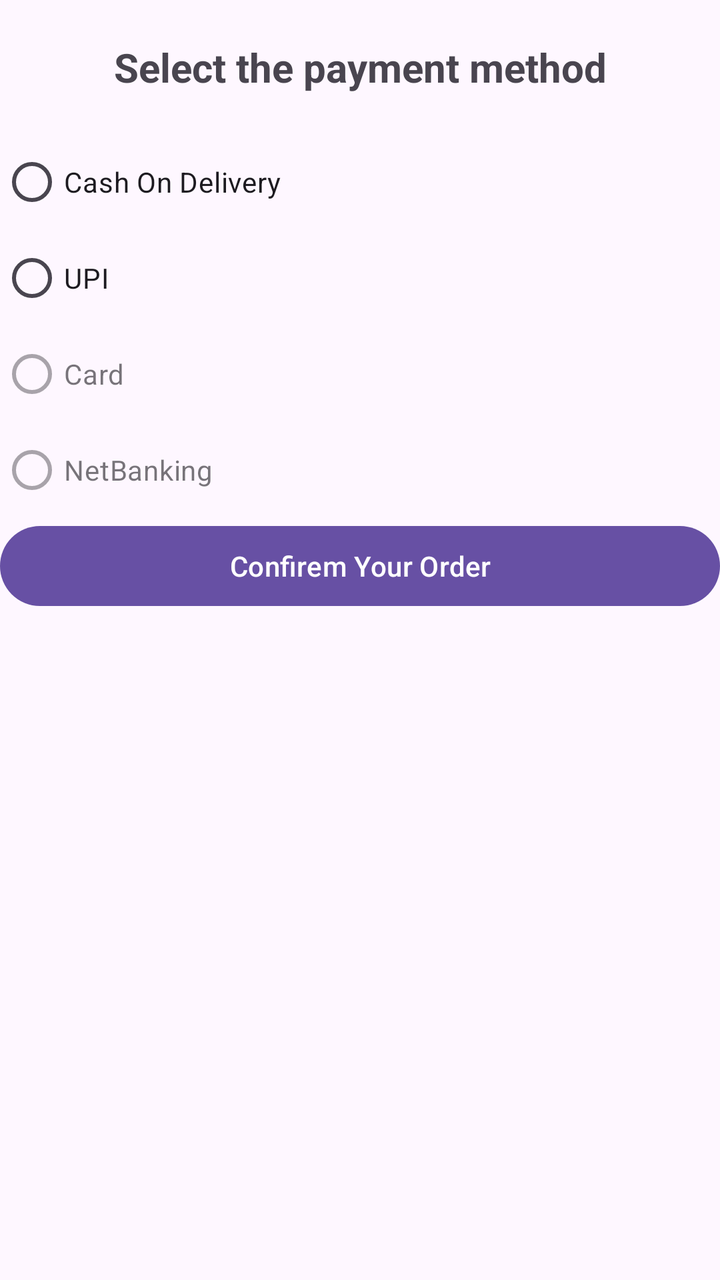
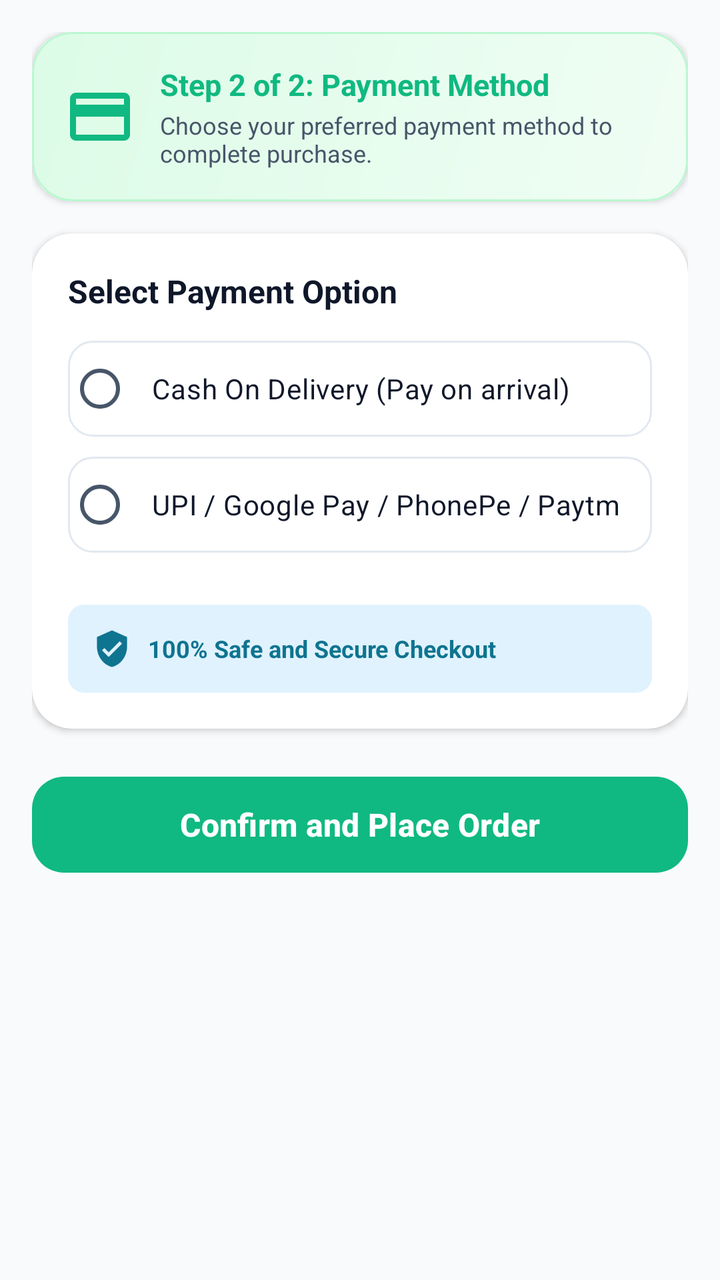

The first picture is an Android layout as it rendered before a commit; the second is the same layout after the commit. The layout source and the unified diff follow.
<!-- AndroidManifest.xml: application theme Theme.CARENEST -->
<!-- res/layout/fragment_payment_option.xml -->
<?xml version="1.0" encoding="utf-8"?>
<LinearLayout xmlns:android="http://schemas.android.com/apk/res/android"
    xmlns:tools="http://schemas.android.com/tools"
    android:layout_width="match_parent"
    android:layout_height="match_parent"
    android:orientation="vertical"
    tools:context=".Order_And_Address_Confermation.payment_option">

    <TextView
        android:layout_width="match_parent"
        android:layout_height="wrap_content"
        android:text="Select the payment method"
        android:textStyle="bold"
        android:textSize="20dp"
        android:textAlignment="center"
        android:layout_marginTop="20dp"/>

    <RadioGroup
        android:id="@+id/radioGroup"
        android:layout_width="match_parent"
        android:layout_height="wrap_content"
        android:orientation="vertical"
        android:layout_marginTop="20dp">

        <RadioButton
            android:id="@+id/radioButton1"
            android:layout_width="match_parent"
            android:layout_height="wrap_content"
            android:text="Cash On Delivery" />

        <RadioButton
            android:id="@+id/radioButton2"
            android:layout_width="match_parent"
            android:layout_height="wrap_content"
            android:enabled="true"
            android:text="UPI"/>
        <RadioButton
            android:id="@+id/radioButton3"
            android:layout_width="match_parent"
            android:layout_height="wrap_content"
            android:enabled="false"
            android:text="Card"/>
        <RadioButton
            android:id="@+id/radioButton4"
            android:layout_width="match_parent"
            android:layout_height="wrap_content"
            android:text="NetBanking"
            android:enabled="false"/>




    </RadioGroup>

    <Button
        android:layout_width="match_parent"
        android:layout_height="wrap_content"
        android:text="Confirem Your Order"
        android:id="@+id/buttontocnfirmyourorder"/>


</LinearLayout>
<!-- resources referenced by this layout -->
<resources>
  <style name="Theme.CARENEST" parent="Base.Theme.CARENEST" />
  <style name="Base.Theme.CARENEST" parent="Theme.Material3.DayNight.NoActionBar">
          
          
      </style>
</resources>

<!-- the commit's change to res/layout/fragment_payment_option.xml (unified diff, before → after) -->
@@ -1,62 +1,197 @@
 <?xml version="1.0" encoding="utf-8"?>
-<LinearLayout xmlns:android="http://schemas.android.com/apk/res/android"
-    xmlns:tools="http://schemas.android.com/tools"
-    android:layout_width="match_parent"
-    android:layout_height="match_parent"
-    android:orientation="vertical"
-    tools:context=".Order_And_Address_Confermation.payment_option">
+<layout xmlns:android="http://schemas.android.com/apk/res/android"
+    xmlns:app="http://schemas.android.com/apk/res-auto"
+    xmlns:tools="http://schemas.android.com/tools">
 
-    <TextView
+    <ScrollView
         android:layout_width="match_parent"
-        android:layout_height="wrap_content"
-        android:text="Select the payment method"
-        android:textStyle="bold"
-        android:textSize="20dp"
-        android:textAlignment="center"
-        android:layout_marginTop="20dp"/>
+        android:layout_height="match_parent"
+        android:background="@color/background"
+        android:fillViewport="true"
+        tools:context=".Order_And_Address_Confermation.payment_option">
 
-    <RadioGroup
-        android:id="@+id/radioGroup"
-        android:layout_width="match_parent"
-        android:layout_height="wrap_content"
-        android:orientation="vertical"
-        android:layout_marginTop="20dp">
-
-        <RadioButton
-            android:id="@+id/radioButton1"
+        <LinearLayout
             android:layout_width="match_parent"
             android:layout_height="wrap_content"
-            android:text="Cash On Delivery" />
+            android:orientation="vertical"
+            android:padding="16dp">
 
-        <RadioButton
-            android:id="@+id/radioButton2"
-            android:layout_width="match_parent"
-            android:layout_height="wrap_content"
-            android:enabled="true"
-            android:text="UPI"/>
-        <RadioButton
-            android:id="@+id/radioButton3"
-            android:layout_width="match_parent"
-            android:layout_height="wrap_content"
-            android:enabled="false"
-            android:text="Card"/>
-        <RadioButton
-            android:id="@+id/radioButton4"
-            android:layout_width="match_parent"
-            android:layout_height="wrap_content"
-            android:text="NetBanking"
-            android:enabled="false"/>
+            
+            <androidx.cardview.widget.CardView
+                android:layout_width="match_parent"
+                android:layout_height="wrap_content"
+                android:layout_marginBottom="16dp"
+                app:cardCornerRadius="20dp"
+                app:cardElevation="2dp"
+                app:cardBackgroundColor="@color/surface">
 
+                <LinearLayout
+                    android:layout_width="match_parent"
+                    android:layout_height="wrap_content"
+                    android:background="@drawable/bg_card_gradient_emerald"
+                    android:padding="16dp"
+                    android:gravity="center_vertical"
+                    android:orientation="horizontal">
 
+                    <ImageView
+                        android:layout_width="36dp"
+                        android:layout_height="36dp"
+                        android:src="@drawable/ic_card"
+                        app:tint="@color/accent_emerald" />
 
+                    <LinearLayout
+                        android:layout_width="match_parent"
+                        android:layout_height="wrap_content"
+                        android:layout_marginStart="12dp"
+                        android:orientation="vertical">
 
-    </RadioGroup>
+                        <TextView
+                            android:layout_width="wrap_content"
+                            android:layout_height="wrap_content"
+                            android:text="Step 2 of 2: Payment Method"
+                            android:textColor="@color/accent_emerald"
+                            android:textSize="15sp"
+                            android:textStyle="bold" />
 
-    <Button
-        android:layout_width="match_parent"
-        android:layout_height="wrap_content"
-        android:text="Confirem Your Order"
-        android:id="@+id/buttontocnfirmyourorder"/>
+                        <TextView
+                            android:layout_width="wrap_content"
+                            android:layout_height="wrap_content"
+                            android:layout_marginTop="2dp"
+                            android:text="Choose your preferred payment method to complete purchase."
+                            android:textColor="@color/text_secondary"
+                            android:textSize="12sp" />
+                    </LinearLayout>
+                </LinearLayout>
+            </androidx.cardview.widget.CardView>
 
+            
+            <androidx.cardview.widget.CardView
+                android:layout_width="match_parent"
+                android:layout_height="wrap_content"
+                android:layout_marginBottom="20dp"
+                app:cardCornerRadius="20dp"
+                app:cardElevation="2dp"
+                app:cardBackgroundColor="@color/surface">
 
-</LinearLayout>
+                <LinearLayout
+                    android:layout_width="match_parent"
+                    android:layout_height="wrap_content"
+                    android:orientation="vertical"
+                    android:padding="18dp">
+
+                    <TextView
+                        android:layout_width="wrap_content"
+                        android:layout_height="wrap_content"
+                        android:text="Select Payment Option"
+                        android:textColor="@color/text_primary"
+                        android:textSize="16sp"
+                        android:textStyle="bold" />
+
+                    <RadioGroup
+                        android:id="@+id/radioGroup"
+                        android:layout_width="match_parent"
+                        android:layout_height="wrap_content"
+                        android:layout_marginTop="14dp"
+                        android:orientation="vertical">
+
+                        
+                        <RadioButton
+                            android:id="@+id/radioButton1"
+                            android:layout_width="match_parent"
+                            android:layout_height="wrap_content"
+                            android:layout_marginBottom="10dp"
+                            android:background="@drawable/bg_input_field"
+                            android:paddingVertical="12dp"
+                            android:paddingHorizontal="10dp"
+                            android:text="Cash On Delivery (Pay on arrival)"
+                            android:textColor="@color/text_primary"
+                            android:textSize="14sp" />
+
+                        
+                        <RadioButton
+                            android:id="@+id/radioButton2"
+                            android:layout_width="match_parent"
+                            android:layout_height="wrap_content"
+                            android:layout_marginBottom="10dp"
+                            android:background="@drawable/bg_input_field"
+                            android:paddingVertical="12dp"
+                            android:paddingHorizontal="10dp"
+                            android:text="UPI / Google Pay / PhonePe / Paytm"
+                            android:textColor="@color/text_primary"
+                            android:textSize="14sp" />
+
+                        
+                        <RadioButton
+                            android:id="@+id/radioButton3"
+                            android:layout_width="match_parent"
+                            android:layout_height="wrap_content"
+                            android:layout_marginBottom="10dp"
+                            android:background="@drawable/bg_input_field"
+                            android:paddingVertical="12dp"
+                            android:paddingHorizontal="10dp"
+                            android:text="Credit / Debit Card (Coming Soon)"
+                            android:textColor="@color/text_muted"
+                            android:textSize="14sp"
+                            android:visibility="gone" />
+
+                        
+                        <RadioButton
+                            android:id="@+id/radioButton4"
+                            android:layout_width="match_parent"
+                            android:layout_height="wrap_content"
+                            android:background="@drawable/bg_input_field"
+                            android:paddingVertical="12dp"
+                            android:paddingHorizontal="10dp"
+                            android:text="Net Banking (Coming Soon)"
+                            android:textColor="@color/text_muted"
+                            android:textSize="14sp"
+                            android:visibility="gone" />
+
+                    </RadioGroup>
+
+                    
+                    <LinearLayout
+                        android:layout_width="match_parent"
+                        android:layout_height="wrap_content"
+                        android:layout_marginTop="16dp"
+                        android:gravity="center_vertical"
+                        android:background="@drawable/bg_badge_teal"
+                        android:padding="12dp"
+                        android:orientation="horizontal">
+
+                        <ImageView
+                            android:layout_width="20dp"
+                            android:layout_height="20dp"
+                            android:src="@drawable/ic_shield"
+                            app:tint="@color/primary" />
+
+                        <TextView
+                            android:layout_width="match_parent"
+                            android:layout_height="wrap_content"
+                            android:layout_marginStart="8dp"
+                            android:text="100% Safe and Secure Checkout"
+                            android:textColor="@color/primary"
+                            android:textSize="12sp"
+                            android:textStyle="bold" />
+                    </LinearLayout>
+
+                </LinearLayout>
+            </androidx.cardview.widget.CardView>
+
+            
+            <com.google.android.material.button.MaterialButton
+                android:id="@+id/buttontocnfirmyourorder"
+                android:layout_width="match_parent"
+                android:layout_height="56dp"
+                android:layout_marginBottom="24dp"
+                android:text="Confirm and Place Order"
+                android:textColor="@color/white"
+                android:textSize="16sp"
+                android:textStyle="bold"
+                app:cornerRadius="16dp"
+                app:backgroundTint="@color/accent_emerald"
+                app:elevation="4dp" />
+
+        </LinearLayout>
+    </ScrollView>
+</layout>
<!-- resource entries referenced after the edit -->
@@ -1,9 +1,93 @@
 <!-- resources referenced by this layout -->
 <resources>
+  <color name="accent_emerald">#10B981</color>
+  <color name="background">#F8FAFC</color>
+  <color name="primary">#0E7490</color>
+  <color name="surface">#FFFFFF</color>
+  <color name="text_muted">#94A3B8</color>
+  <color name="text_primary">#0F172A</color>
+  <color name="text_secondary">#475569</color>
+  <color name="white">#FFFFFF</color>
+  <!-- drawable bg_badge_teal (drawable) -->
+  <?xml version="1.0" encoding="utf-8"?>
+  <shape xmlns:android="http://schemas.android.com/apk/res/android">
+      <solid android:color="@color/primary_container"/>
+      <corners android:radius="8dp"/>
+  </shape>
+  <!-- drawable bg_card_gradient_emerald (drawable) -->
+  <?xml version="1.0" encoding="utf-8"?>
+  <shape xmlns:android="http://schemas.android.com/apk/res/android">
+      <gradient
+          android:angle="135"
+          android:startColor="#F0FDF4"
+          android:endColor="#DCFCE7"
+          android:type="linear"/>
+      <corners android:radius="20dp"/>
+      <stroke
+          android:width="1dp"
+          android:color="#BBF7D0"/>
+  </shape>
+  <!-- drawable bg_input_field (drawable) -->
+  <?xml version="1.0" encoding="utf-8"?>
+  <shape xmlns:android="http://schemas.android.com/apk/res/android">
+      <solid android:color="@color/surface"/>
+      <corners android:radius="12dp"/>
+      <stroke
+          android:width="1dp"
+          android:color="@color/divider"/>
+  </shape>
+  <!-- drawable ic_card (drawable) -->
+  <vector xmlns:android="http://schemas.android.com/apk/res/android"
+      android:width="24dp"
+      android:height="24dp"
+      android:viewportWidth="24"
+      android:viewportHeight="24">
+      <path
+          android:fillColor="@color/primary"
+          android:pathData="M20,4H4C2.89,4 2.01,4.89 2.01,6L2,18c0,1.11 0.89,2 2,2h16c1.11,0 2,-0.89 2,-2V6c0,-1.11 -0.89,-2 -2,-2zM20,18H4v-6h16v6zM20,8H4V6h16v2z"/>
+  </vector>
+  <!-- drawable ic_shield (drawable) -->
+  <vector xmlns:android="http://schemas.android.com/apk/res/android"
+      android:width="24dp"
+      android:height="24dp"
+      android:viewportWidth="24"
+      android:viewportHeight="24">
+      <path
+          android:fillColor="@color/accent_emerald"
+          android:pathData="M12,1L3,5v6c0,5.55 3.84,10.74 9,12 5.16,-1.26 9,-6.45 9,-12V5l-9,-4zm-2,16l-4,-4 1.41,-1.41L10,14.17l6.59,-6.59L18,9l-8,8z"/>
+  </vector>
   <style name="Theme.CARENEST" parent="Base.Theme.CARENEST" />
+  <color name="primary_container">#E0F2FE</color>
+  <color name="divider">#E2E8F0</color>
   <style name="Base.Theme.CARENEST" parent="Theme.Material3.DayNight.NoActionBar">
           
+          <item name="colorPrimary">@color/primary</item>
+          <item name="colorOnPrimary">@color/white</item>
+          <item name="colorPrimaryContainer">@color/primary_container</item>
+          <item name="colorOnPrimaryContainer">@color/on_primary_container</item>
+  
+          <item name="colorSecondary">@color/secondary</item>
+          <item name="colorOnSecondary">@color/white</item>
+          <item name="colorSecondaryContainer">@color/secondary_container</item>
+          <item name="colorOnSecondaryContainer">@color/on_secondary_container</item>
+  
+          <item name="android:colorBackground">@color/background</item>
+          <item name="colorSurface">@color/surface</item>
+          <item name="colorOnSurface">@color/text_primary</item>
+          <item name="colorSurfaceVariant">@color/surface_variant</item>
+          <item name="colorOnSurfaceVariant">@color/text_secondary</item>
+  
+          <item name="colorOutline">@color/divider</item>
+  
           
+          <item name="android:statusBarColor">@color/surface</item>
+          <item name="android:windowLightStatusBar">true</item>
+          <item name="android:navigationBarColor">@color/surface</item>
       </style>
+  <color name="on_primary_container">#0C4A6E</color>
+  <color name="secondary">#0284C7</color>
+  <color name="secondary_container">#BAE6FD</color>
+  <color name="on_secondary_container">#0369A1</color>
+  <color name="surface_variant">#F1F5F9</color>
 </resources>
 
